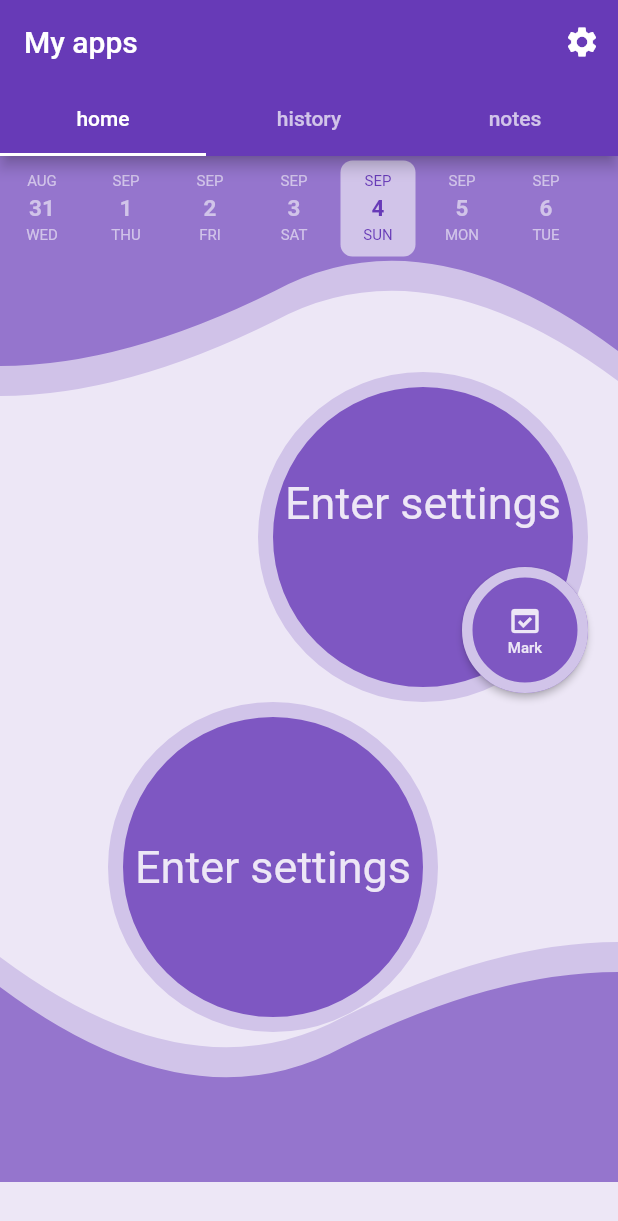
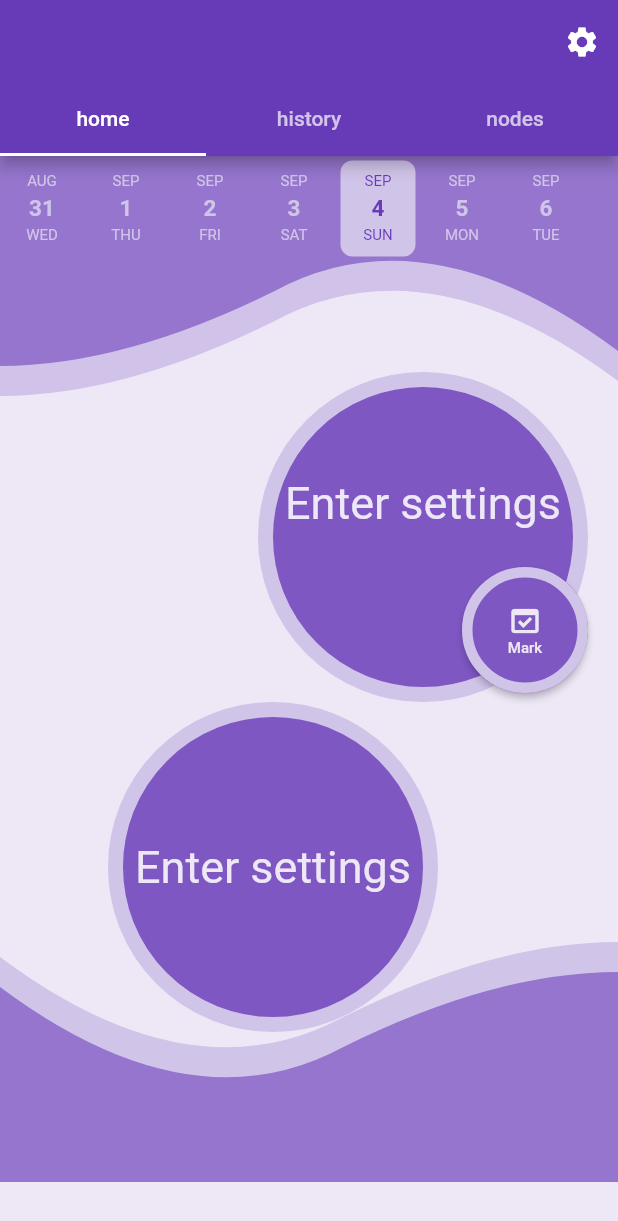
Before and after one commit to IraSoro/period-tracker, a Flutter app: the screen it shows after launch, on a phone screen of 412 x 824 dp. Shown: the top 1221 px of the screen. Run offline on Flutter 3.47's test engine with Material 2 defaults, Android fonts, the phone set to English and light mode, and no system bars; drawn by our look-alikes of date_picker_timeline; our stand-ins replace date_field, tuple; Roboto replaces fonts that are missing (MontSerrat, Montserrat).

```diff
--- a/lib/main.dart
+++ b/lib/main.dart
@@ -36,15 +36,32 @@ class MainScreen extends StatelessWidget {
             bottom: const TabBar(
               tabs: [
                 Tab(
-                  text: 'home',
+                  child: Text(
+                    'home',
+                    style: TextStyle(
+                      fontFamily: 'Montserrat',
+                    ),
+                  ),
                 ),
                 Tab(
-                  text: 'history',
+                  child: Text(
+                    'history',
+                    style: TextStyle(
+                      fontFamily: 'Montserrat',
+                    ),
+                  ),
                 ),
-                Tab(text: 'notes'),
+                Tab(
+                  child: Text(
+                    'nodes',
+                    style: TextStyle(
+                      fontFamily: 'Montserrat',
+                    ),
+                  ),
+                ),
               ],
             ),
-            title: const Text('My apps'),
+            // title: const Text('My apps'),
             actions: [
               IconButton(
                 icon: const Icon(Icons.settings),
--- a/pubspec.yaml
+++ b/pubspec.yaml
@@ -37,6 +37,7 @@ dependencies:
   date_field: ^3.0.1
   tuple: ^2.0.0
   date_picker_timeline: ^1.2.3
+  intl: ^0.17.0
 
 dev_dependencies:
   flutter_test:
```
Also changed, not shown: lib/tabHistory.dart (+123 -4 lines), pubspec.lock.
